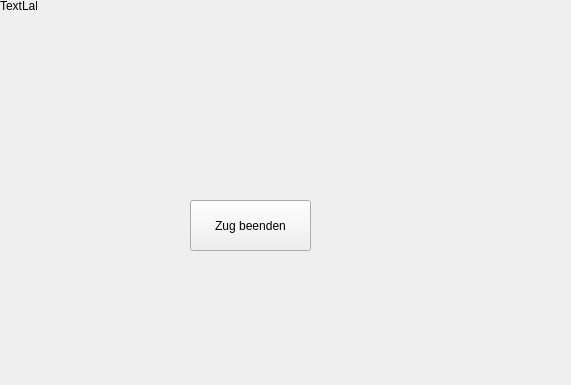
First picture: the form in Uno/mainwindow.ui, repository MaikScheler/uno, before the edit; both pictures show x 0 to 571 and y 0 to 385 of the 993 by 600 pixel window.
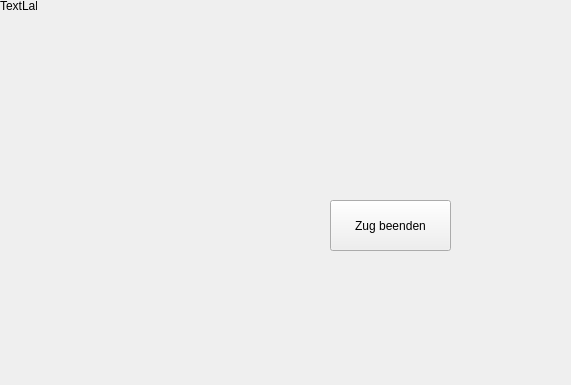
Second picture: the form after the edit. The open tabs and pages were chosen to show the change. Icons and pictures are not drawn.

Diff of the .ui file:
```diff
--- a/Uno/mainwindow.ui
+++ b/Uno/mainwindow.ui
@@ -425,7 +425,7 @@
      <widget class="QPushButton" name="skip_button">
       <property name="geometry">
        <rect>
-        <x>190</x>
+        <x>330</x>
         <y>200</y>
         <width>121</width>
         <height>51</height>
@@ -435,6 +435,23 @@
        <string>Zug beenden</string>
       </property>
      </widget>
+     <widget class="QLabel" name="turn_label">
+      <property name="geometry">
+       <rect>
+        <x>40</x>
+        <y>200</y>
+        <width>281</width>
+        <height>51</height>
+       </rect>
+      </property>
+      <property name="styleSheet">
+       <string notr="true">font-size: 24px;
+color: white;</string>
+      </property>
+      <property name="text">
+       <string/>
+      </property>
+     </widget>
      <zorder>card_deck</zorder>
      <zorder>card_deck_2</zorder>
      <zorder>card_deck_3</zorder>
```
Left out of the diff: 41 changed lines with no effect on the pictures.
